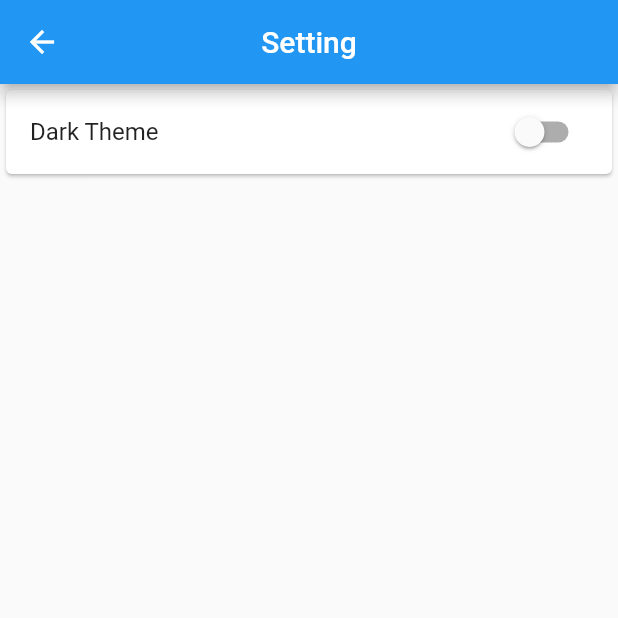
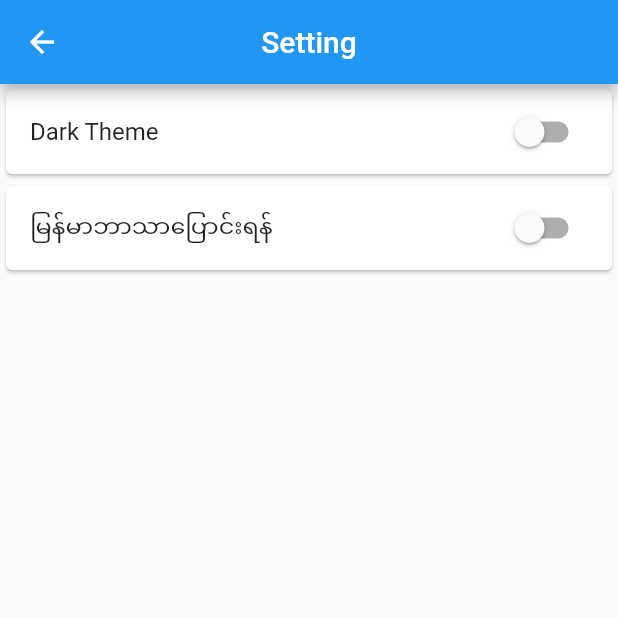
Before and after one commit to pyae-phyoe-naing/Get_X_Example, a Flutter app: the Setting screen opened directly, on a phone screen of 412 x 824 dp, the top half of it. Run offline on Flutter 3.47's test engine with Material 2 defaults, Android fonts, the phone set to English and light mode, and no system bars; our stand-ins replace dio, get, image_picker, shared_preferences, shimmer; accounts and stored records are empty; network calls fail.

```diff
--- a/lib/data/share_preference/save_data.dart
+++ b/lib/data/share_preference/save_data.dart
@@ -2,7 +2,7 @@ import 'package:shared_preferences/shared_preferences.dart';
 
 class SaveData {
   static late bool _themeData;
-
+  static late bool _lang;
   // Theme //
   static void setThemeData(bool value) {
     _themeData = value;
@@ -11,7 +11,15 @@ class SaveData {
   static getThemeData() {
     return _themeData;
   }
+  // Language //
+  static void setLanguage(bool value) {
+    _lang = value;
+  }
 
+  static getLanguage() {
+    return _lang;
+  }
+  //
   static void save({required String key, required bool value}) async {
     SharedPreferences sharePreferences = await SharedPreferences.getInstance();
     sharePreferences.setBool(key, value);
--- /dev/null
+++ b/lib/data/utils/localization.dart
@@ -0,0 +1,18 @@
+import 'package:get/get.dart';
+
+class LocalizationEx extends Translations {
+  @override
+  // TODO: implement keys
+  Map<String, Map<String, String>> get keys => {
+        'en_US': {
+          'home': 'Home',
+          'upload': 'Upload',
+          'setting': 'Setting'
+        },
+        'en_MM': {
+          'home': 'မူလစာမျက်နှာ',
+          'upload': 'တင်မည်',
+          'setting': 'အပြင်အဆင်'
+        }
+      };
+}
--- a/lib/screen/setting.dart
+++ b/lib/screen/setting.dart
@@ -11,11 +11,12 @@ class Setting extends StatefulWidget {
 
 class _SettingState extends State<Setting> {
   late bool _darkTheme;
+  late bool _lang;
   @override
   void initState() {
     super.initState();
     _darkTheme = SaveData.getThemeData();
-    print(_darkTheme);
+    _lang = SaveData.getLanguage();
   }
 
   @override
@@ -35,22 +36,42 @@ class _SettingState extends State<Setting> {
               trailing: Switch(
                 value: _darkTheme,
                 onChanged: (bol) {
-
                   if (bol) {
                     setState(() {
                       SaveData.save(key: 'themeData', value: true);
                       SaveData.setThemeData(true);
                       Get.changeTheme(ThemeData.dark());
-                       _darkTheme = true;
+                      _darkTheme = true;
                     });
                   } else {
                     setState(() {
                       SaveData.save(key: 'themeData', value: false);
                       SaveData.setThemeData(false);
                       Get.changeTheme(ThemeData.light());
-                       _darkTheme = false;
+                      _darkTheme = false;
                     });
                   }
+                },
+              )),
+        ),
+        Card(
+          child: ListTile(
+              title: const Text("မြန်မာဘာသာပြောင်းရန်"),
+              trailing: Switch(
+                value: _lang,
+                onChanged: (bol) {
+                  setState(() {
+                    _lang = bol;
+                    if (bol) {
+                      SaveData.save(key: 'lang', value: true);
+                      SaveData.setLanguage(true);
+                      Get.updateLocale(const Locale('en', 'MM'));
+                    } else {
+                      SaveData.save(key: 'lang', value: false);
+                      SaveData.setLanguage(false);
+                      Get.updateLocale(const Locale('en', 'US'));
+                    }
+                  });
                 },
               )),
         )
```
Also changed, not shown: lib/main.dart (+11 -1 lines), lib/widget/bottom_nav.dart (+5 -5 lines).
